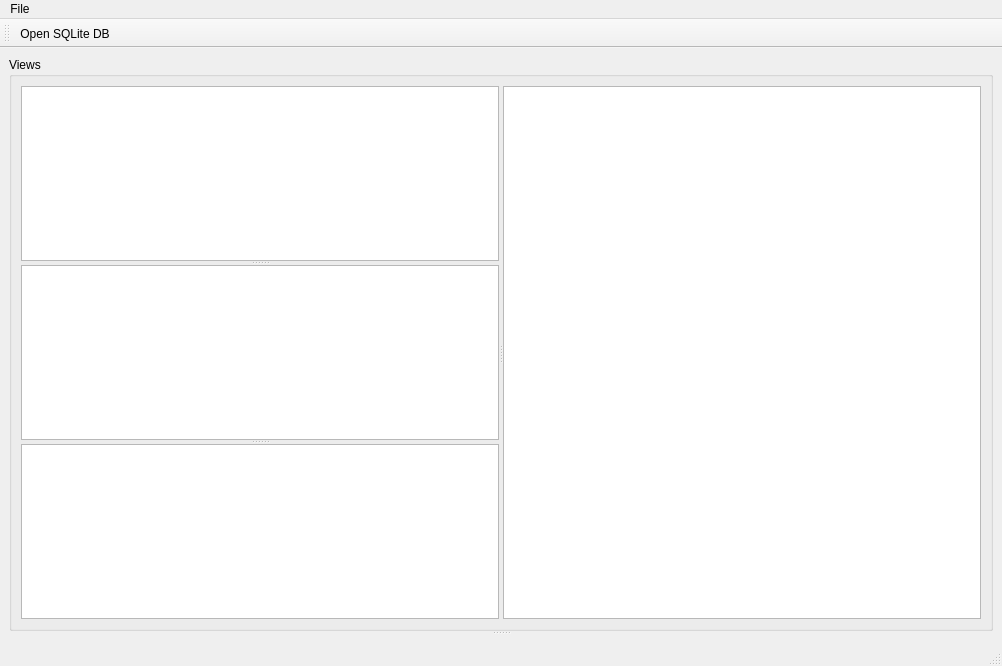
Starlink/vtk, file Examples/Infovis/Cxx/StatsView/StatsView.ui: the form before one commit.
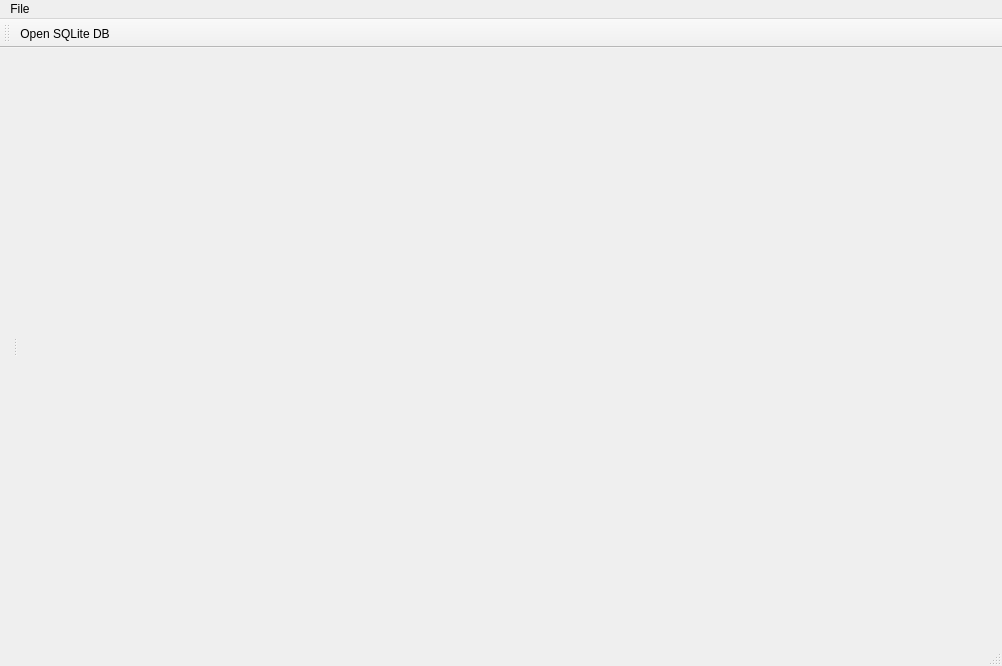
The form after the commit. Icons and pictures are not drawn.

Patch:
```diff
--- a/Examples/Infovis/Cxx/StatsView/StatsView.ui
+++ b/Examples/Infovis/Cxx/StatsView/StatsView.ui
@@ -18,117 +18,87 @@
     <height>22</height>
    </size>
   </property>
-  <widget class="QWidget" name="centralwidget" >
-   <layout class="QVBoxLayout" >
-    <property name="spacing" >
-     <number>6</number>
-    </property>
-    <property name="leftMargin" >
-     <number>9</number>
-    </property>
-    <property name="topMargin" >
-     <number>9</number>
-    </property>
-    <property name="rightMargin" >
-     <number>9</number>
-    </property>
-    <property name="bottomMargin" >
-     <number>9</number>
-    </property>
+  <widget class="QWidget" name="centralwidget">
+   <layout class="QVBoxLayout" name="verticalLayout_6">
     <item>
-     <widget class="QSplitter" name="splitter_5" >
-      <property name="orientation" >
-       <enum>Qt::Vertical</enum>
+     <widget class="QSplitter" name="splitter">
+      <property name="orientation">
+       <enum>Qt::Horizontal</enum>
       </property>
-      <widget class="QGroupBox" name="groupBoxGraph" >
-       <property name="sizePolicy" >
-        <sizepolicy vsizetype="Expanding" hsizetype="Expanding" >
+      <widget class="QWidget" name="">
+       <layout class="QVBoxLayout" name="verticalLeftLayout" stretch="2,2,2">
+        <item>
+         <widget class="QFrame" name="tableFrame1">
+          <property name="sizePolicy">
+           <sizepolicy hsizetype="Preferred" vsizetype="Preferred">
+            <horstretch>2</horstretch>
+            <verstretch>0</verstretch>
+           </sizepolicy>
+          </property>
+          <layout class="QVBoxLayout" name="verticalLayout">
+           <property name="spacing">
+            <number>2</number>
+           </property>
+           <property name="margin">
+            <number>2</number>
+           </property>
+          </layout>
+         </widget>
+        </item>
+        <item>
+         <widget class="QFrame" name="tableFrame2">
+          <property name="sizePolicy">
+           <sizepolicy hsizetype="Preferred" vsizetype="Preferred">
+            <horstretch>2</horstretch>
+            <verstretch>0</verstretch>
+           </sizepolicy>
+          </property>
+          <layout class="QVBoxLayout" name="verticalLayout_2">
+           <property name="spacing">
+            <number>2</number>
+           </property>
+           <property name="margin">
+            <number>2</number>
+           </property>
+          </layout>
+         </widget>
+        </item>
+        <item>
+         <widget class="QFrame" name="tableFrame3">
+          <property name="sizePolicy">
+           <sizepolicy hsizetype="Preferred" vsizetype="Preferred">
+            <horstretch>2</horstretch>
+            <verstretch>0</verstretch>
+           </sizepolicy>
+          </property>
+          <layout class="QVBoxLayout" name="verticalLayout_3">
+           <property name="spacing">
+            <number>2</number>
+           </property>
+           <property name="margin">
+            <number>2</number>
+           </property>
+          </layout>
+         </widget>
+        </item>
+       </layout>
+      </widget>
+      <widget class="QFrame" name="tableFrame4">
+       <property name="sizePolicy">
+        <sizepolicy hsizetype="Preferred" vsizetype="Preferred">
          <horstretch>1</horstretch>
-         <verstretch>1</verstretch>
+         <verstretch>0</verstretch>
         </sizepolicy>
        </property>
-       <property name="title" >
-        <string>Views</string>
-       </property>
-       <layout class="QHBoxLayout" >
-        <item>
-         <widget class="QSplitter" name="splitter_3" >
-          <property name="orientation" >
-           <enum>Qt::Horizontal</enum>
-          </property>
-          <widget class="QSplitter" name="splitter_2" >
-           <property name="sizePolicy" >
-            <sizepolicy vsizetype="Expanding" hsizetype="Expanding" >
-             <horstretch>1</horstretch>
-             <verstretch>0</verstretch>
-            </sizepolicy>
-           </property>
-           <property name="orientation" >
-            <enum>Qt::Vertical</enum>
-           </property>
-           <widget class="QTableView" name="tableView1" >
-            <property name="sizePolicy" >
-             <sizepolicy vsizetype="Expanding" hsizetype="Expanding" >
-              <horstretch>1</horstretch>
-              <verstretch>0</verstretch>
-             </sizepolicy>
-            </property>
-            <property name="alternatingRowColors" >
-             <bool>true</bool>
-            </property>
-           </widget>
-           <widget class="QTableView" name="tableView2" >
-            <property name="sizePolicy" >
-             <sizepolicy vsizetype="Expanding" hsizetype="Expanding" >
-              <horstretch>1</horstretch>
-              <verstretch>0</verstretch>
-             </sizepolicy>
-            </property>
-            <property name="alternatingRowColors" >
-             <bool>true</bool>
-            </property>
-           </widget>
-           <widget class="QTableView" name="tableView3" >
-            <property name="sizePolicy" >
-             <sizepolicy vsizetype="Expanding" hsizetype="Expanding" >
-              <horstretch>1</horstretch>
-              <verstretch>0</verstretch>
-             </sizepolicy>
-            </property>
-            <property name="alternatingRowColors" >
-             <bool>true</bool>
-            </property>
-           </widget>
-          </widget>
-          <widget class="QTableView" native="1" name="tableView4" >
-           <property name="sizePolicy" >
-            <sizepolicy vsizetype="Expanding" hsizetype="Expanding" >
-             <horstretch>1</horstretch>
-             <verstretch>1</verstretch>
-            </sizepolicy>
-           </property>
-           <property name="minimumSize" >
-            <size>
-             <width>300</width>
-             <height>300</height>
-            </size>
-           </property>
-          </widget>
-         </widget>
-        </item>
+       <layout class="QVBoxLayout" name="verticalLayout_4">
+        <property name="spacing">
+         <number>2</number>
+        </property>
+        <property name="margin">
+         <number>2</number>
+        </property>
        </layout>
       </widget>
-      <widget class="QSplitter" name="splitter" >
-       <property name="sizePolicy" >
-        <sizepolicy vsizetype="Expanding" hsizetype="Expanding" >
-         <horstretch>0</horstretch>
-         <verstretch>2</verstretch>
-        </sizepolicy>
-       </property>
-       <property name="orientation" >
-        <enum>Qt::Horizontal</enum>
-       </property>
-      </widget>
      </widget>
     </item>
    </layout>
@@ -181,13 +151,6 @@
    </property>
   </action>
  </widget>
- <customwidgets>
-  <customwidget>
-   <class>QVTKWidget</class>
-   <extends>QWidget</extends>
-   <header>QVTKWidget.h</header>
-  </customwidget>
- </customwidgets>
  <resources>
   <include location="Icons/icons.qrc" />
  </resources>
```
Left out of the diff: 52 changed lines with no effect on the pictures.
